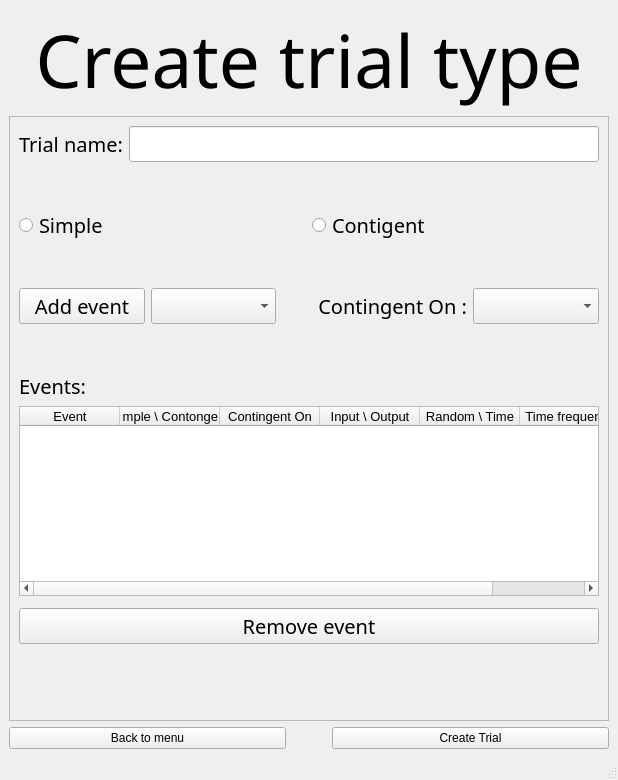
Qt form UI/create_trial_type.ui (KehatSudri/Behavior_System2.0) before a commit.
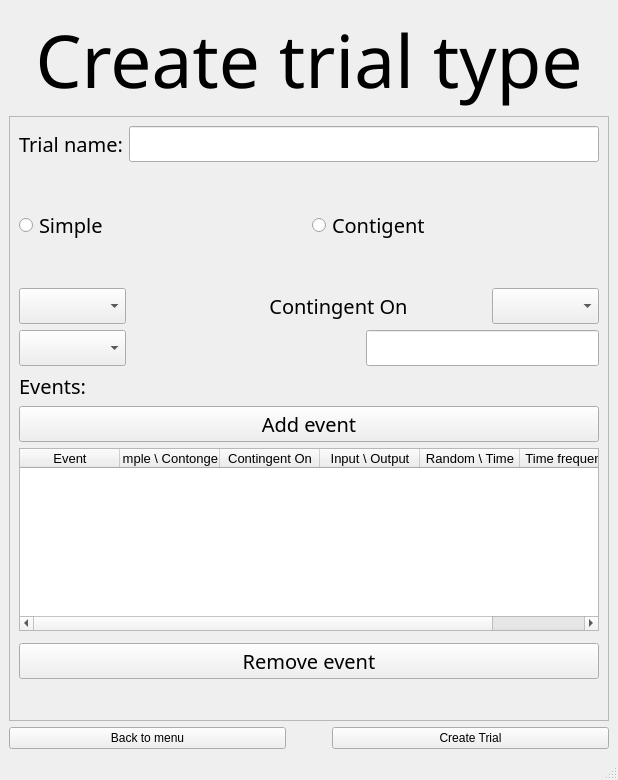
The same form after that commit.

Commit message: contingent toggle and insert to "events_to_trials" table

```diff
--- a/UI/create_trial_type.ui
+++ b/UI/create_trial_type.ui
@@ -116,20 +116,13 @@
         <rect>
          <x>0</x>
          <y>0</y>
-         <width>598</width>
-         <height>569</height>
+         <width>592</width>
+         <height>601</height>
         </rect>
        </property>
        <layout class="QGridLayout" name="gridLayout">
-        <item row="4" column="0">
-         <widget class="QPushButton" name="pushButton_2">
-          <property name="text">
-           <string>Remove event</string>
-          </property>
-         </widget>
-        </item>
         <item row="3" column="0">
-         <layout class="QVBoxLayout" name="scroll_verticalLayout" stretch="1,0,1,0,1,0,1,1,0,0">
+         <layout class="QVBoxLayout" name="scroll_verticalLayout" stretch="1,0,1,0,1,0,1,0,0,0">
           <item>
            <layout class="QHBoxLayout" name="trial_name_horizontalLayout" stretch="0,0">
             <item>
@@ -190,13 +183,6 @@
           </item>
           <item>
            <layout class="QHBoxLayout" name="add_event_horizontalLayout" stretch="0,0,0,0">
-            <item>
-             <widget class="QPushButton" name="Add_event_pushButton">
-              <property name="text">
-               <string>Add event</string>
-              </property>
-             </widget>
-            </item>
             <item>
              <widget class="QComboBox" name="comboBox">
               <property name="sizePolicy">
@@ -207,10 +193,23 @@
               </property>
              </widget>
             </item>
+            <item>
+             <spacer name="horizontalSpacer">
+              <property name="orientation">
+               <enum>Qt::Horizontal</enum>
+              </property>
+              <property name="sizeHint" stdset="0">
+               <size>
+                <width>40</width>
+                <height>20</height>
+               </size>
+              </property>
+             </spacer>
+            </item>
             <item>
              <widget class="QLabel" name="label_2">
               <property name="text">
-               <string>       Contingent On :</string>
+               <string>  Contingent On               </string>
               </property>
              </widget>
             </item>
@@ -220,20 +219,27 @@
            </layout>
           </item>
           <item>
-           <spacer name="verticalSpacer_3">
+           <layout class="QHBoxLayout" name="remove_horizontalLayout">
+            <item>
+             <widget class="QComboBox" name="comboBox_2"/>
+            </item>
+            <item>
+             <spacer name="horizontalSpacer_3">
             <property name="orientation">
-             <enum>Qt::Vertical</enum>
+               <enum>Qt::Horizontal</enum>
             </property>
             <property name="sizeHint" stdset="0">
              <size>
-              <width>20</width>
-              <height>40</height>
+                <width>40</width>
+                <height>20</height>
              </size>
             </property>
            </spacer>
           </item>
           <item>
-           <layout class="QHBoxLayout" name="remove_horizontalLayout"/>
+             <widget class="QLineEdit" name="lineEdit_2"/>
+            </item>
+           </layout>
           </item>
           <item>
            <widget class="QLabel" name="label">
@@ -242,6 +248,13 @@
             </property>
            </widget>
           </item>
+          <item>
+           <widget class="QPushButton" name="Add_event_pushButton">
+            <property name="text">
+             <string>Add event</string>
+            </property>
+           </widget>
+          </item>
           <item>
            <widget class="QTableWidget" name="events_tableWidget">
             <property name="sizePolicy">
@@ -373,6 +386,13 @@
           </item>
          </layout>
         </item>
+        <item row="4" column="0">
+         <widget class="QPushButton" name="pushButton_2">
+          <property name="text">
+           <string>Remove event</string>
+          </property>
+         </widget>
+        </item>
         <item row="5" column="0">
          <spacer name="verticalSpacer_4">
           <property name="orientation">
```
Lines whose indentation alone changed are shown as unchanged. The commit also changes 3 other files.
